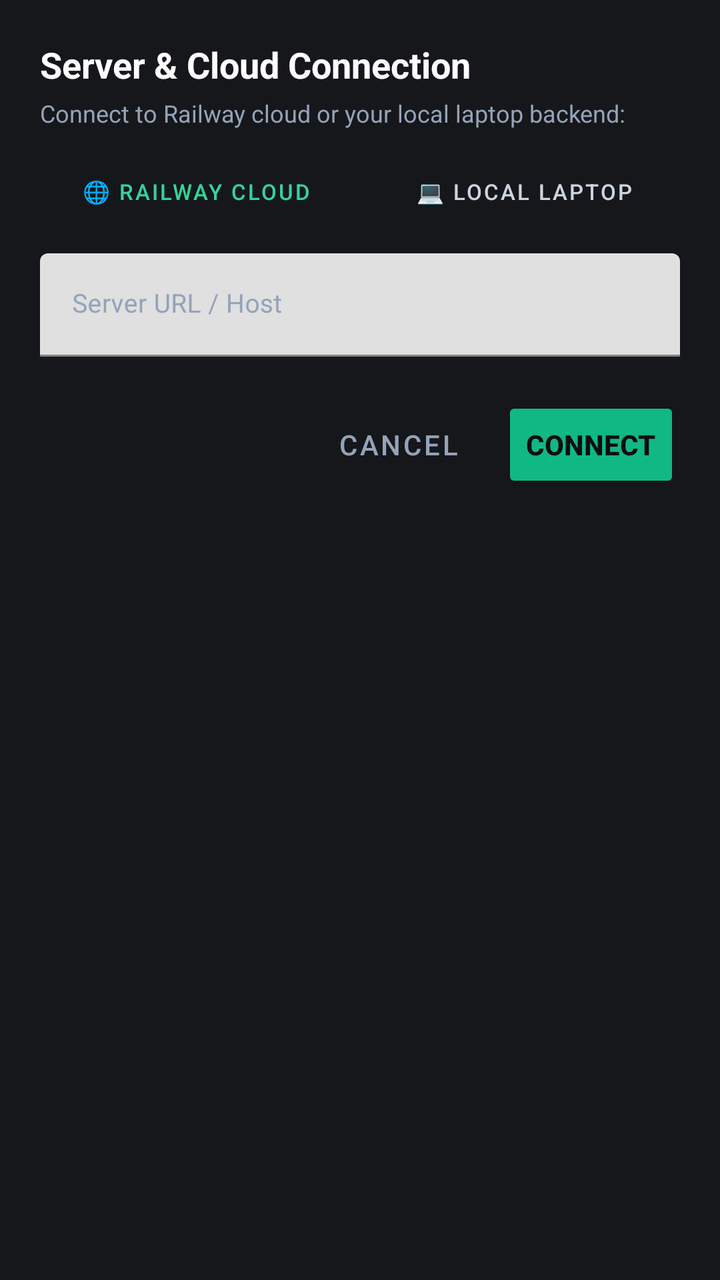
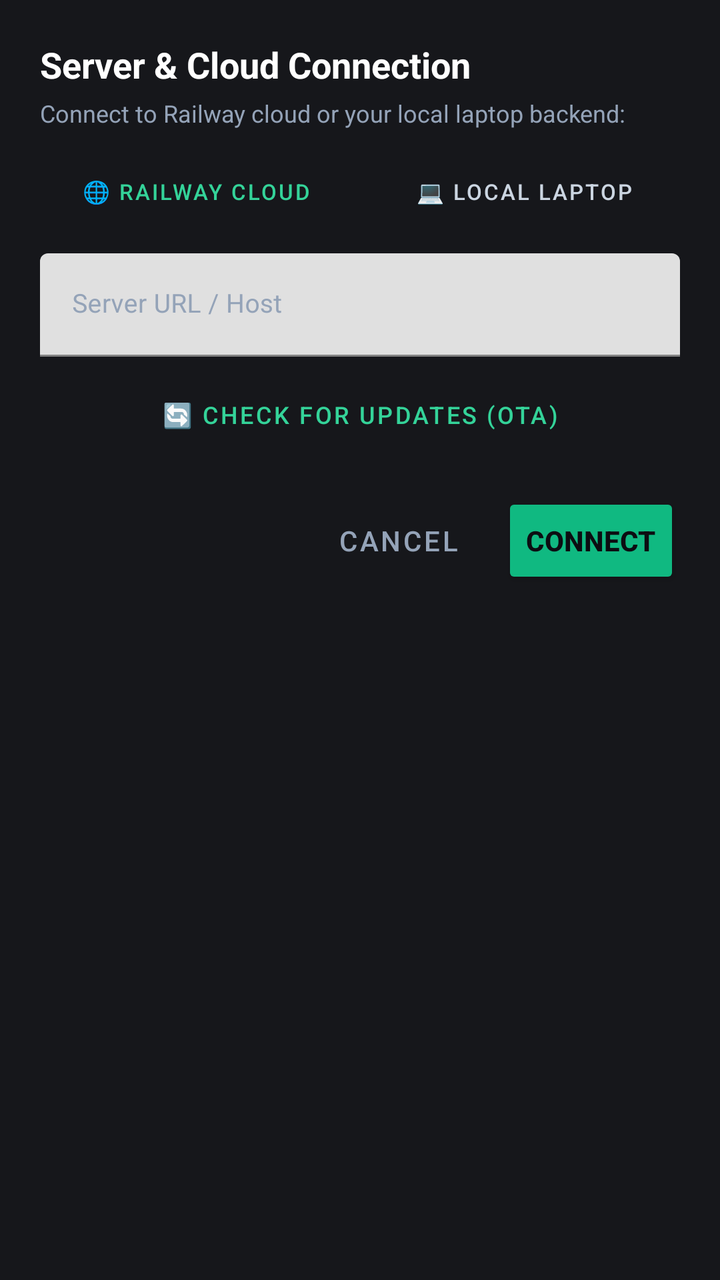

The first picture is an Android layout as it rendered before a commit; the second is the same layout after the commit. The layout source and the unified diff follow.
<!-- AndroidManifest.xml: application theme Theme.SmartEnergyTracker -->
<!-- res/layout/dialog_server_ip.xml -->
<?xml version="1.0" encoding="utf-8"?>
<LinearLayout xmlns:android="http://schemas.android.com/apk/res/android"
    android:layout_width="match_parent"
    android:layout_height="wrap_content"
    android:background="@color/card_dark"
    android:orientation="vertical"
    android:padding="20dp">

    <TextView
        android:layout_width="wrap_content"
        android:layout_height="wrap_content"
        android:text="Server &amp; Cloud Connection"
        android:textColor="@color/text_white"
        android:textSize="18sp"
        android:textStyle="bold" />

    <TextView
        android:layout_width="wrap_content"
        android:layout_height="wrap_content"
        android:layout_marginTop="4dp"
        android:text="Connect to Railway cloud or your local laptop backend:"
        android:textColor="@color/text_slate_400"
        android:textSize="12sp" />

    
    <LinearLayout
        android:layout_width="match_parent"
        android:layout_height="wrap_content"
        android:layout_marginTop="12dp"
        android:orientation="horizontal">

        <Button
            android:id="@+id/btnPresetRailway"
            style="@style/Widget.MaterialComponents.Button.OutlinedButton"
            android:layout_width="0dp"
            android:layout_height="38dp"
            android:layout_weight="1"
            android:layout_marginEnd="4dp"
            android:insetTop="0dp"
            android:insetBottom="0dp"
            android:padding="0dp"
            android:text="🌐 Railway Cloud"
            android:textColor="@color/emerald_400"
            android:textSize="11sp" />

        <Button
            android:id="@+id/btnPresetLocal"
            style="@style/Widget.MaterialComponents.Button.OutlinedButton"
            android:layout_width="0dp"
            android:layout_height="38dp"
            android:layout_weight="1"
            android:layout_marginStart="4dp"
            android:insetTop="0dp"
            android:insetBottom="0dp"
            android:padding="0dp"
            android:text="💻 Local Laptop"
            android:textColor="@color/text_slate_300"
            android:textSize="11sp" />
    </LinearLayout>

    <com.google.android.material.textfield.TextInputLayout
        android:layout_width="match_parent"
        android:layout_height="wrap_content"
        android:layout_marginTop="12dp"
        android:textColorHint="@color/text_slate_400">

        <com.google.android.material.textfield.TextInputEditText
            android:id="@+id/etServerIp"
            android:layout_width="match_parent"
            android:layout_height="wrap_content"
            android:hint="Server URL / Host"
            android:inputType="textUri"
            android:textColor="@color/text_white"
            android:textSize="13sp" />
    </com.google.android.material.textfield.TextInputLayout>

    <LinearLayout
        android:layout_width="match_parent"
        android:layout_height="wrap_content"
        android:layout_marginTop="20dp"
        android:gravity="end"
        android:orientation="horizontal">

        <Button
            android:id="@+id/btnCancelIp"
            style="@style/Widget.MaterialComponents.Button.TextButton"
            android:layout_width="wrap_content"
            android:layout_height="wrap_content"
            android:text="Cancel"
            android:textColor="@color/text_slate_400" />

        <Button
            android:id="@+id/btnSaveIp"
            android:layout_width="wrap_content"
            android:layout_height="wrap_content"
            android:layout_marginStart="8dp"
            android:backgroundTint="@color/emerald_500"
            android:text="Connect"
            android:textColor="@color/bg_dark"
            android:textStyle="bold" />
    </LinearLayout>

</LinearLayout>
<!-- resources referenced by this layout -->
<resources>
  <color name="bg_dark">#0C0D12</color>
  <color name="card_dark">#16171B</color>
  <color name="emerald_400">#34D399</color>
  <color name="emerald_500">#10B981</color>
  <color name="text_slate_300">#CBD5E1</color>
  <color name="text_slate_400">#94A3B8</color>
  <color name="text_white">#FFFFFF</color>
  <style name="Theme.SmartEnergyTracker" parent="Theme.MaterialComponents.DayNight.NoActionBar">
          <item name="colorPrimary">@color/card_purple_primary</item>
          <item name="colorPrimaryVariant">@color/card_purple_dark</item>
          <item name="colorOnPrimary">@color/text_white</item>
          <item name="android:windowBackground">@color/bg_light</item>
          <item name="android:statusBarColor">@color/bg_light</item>
          <item name="android:windowLightStatusBar" tools:targetApi="m">true</item>
          <item name="android:navigationBarColor">@color/bg_light</item>
      </style>
  <color name="card_purple_primary">#7C3AED</color>
  <color name="card_purple_dark">#6D28D9</color>
  <color name="bg_light">#F6F7FB</color>
</resources>

<!-- the commit's change to res/layout/dialog_server_ip.xml (unified diff, before → after) -->
@@ -74,6 +74,18 @@
             android:textSize="13sp" />
     </com.google.android.material.textfield.TextInputLayout>
 
+    <Button
+        android:id="@+id/btnCheckOtaUpdate"
+        style="@style/Widget.MaterialComponents.Button.OutlinedButton"
+        android:layout_width="match_parent"
+        android:layout_height="38dp"
+        android:layout_marginTop="10dp"
+        android:insetTop="0dp"
+        android:insetBottom="0dp"
+        android:text="🔄 Check for Updates (OTA)"
+        android:textColor="@color/emerald_400"
+        android:textSize="12sp" />
+
     <LinearLayout
         android:layout_width="match_parent"
         android:layout_height="wrap_content"
